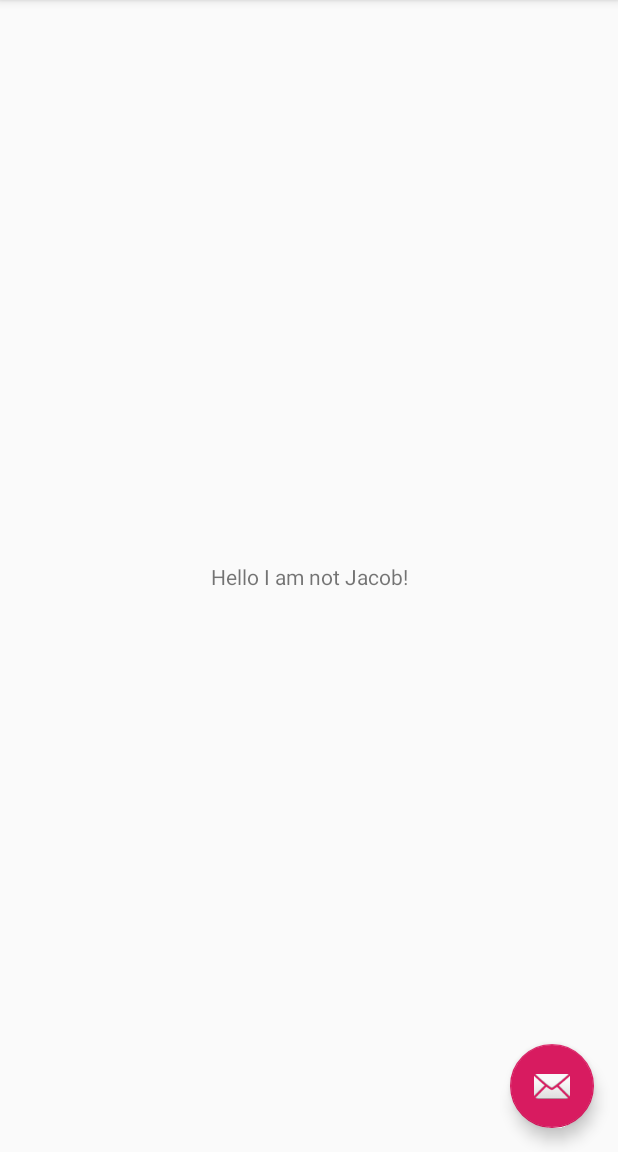
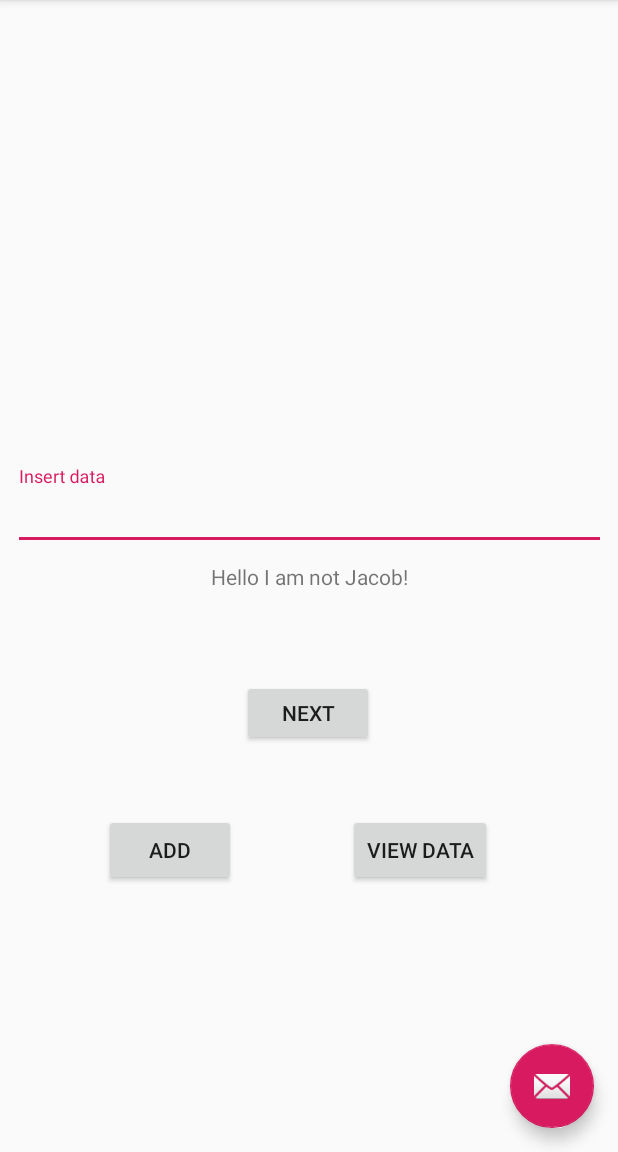
Before and after one commit to samken600/lecturesignin2, an Android app: the screen it shows after launch (MainActivity), on a phone screen of 412 x 824 dp, the part 84-1236 px from its top. Run offline under Robolectric (Android 15) with nearby library versions, the phone set to English and light mode, and no system bars.

```diff
--- a/app/build.gradle
+++ b/app/build.gradle
@@ -26,4 +26,5 @@ dependencies {
     testImplementation 'junit:junit:4.12'
     androidTestImplementation 'com.android.support.test:runner:1.0.2'
     androidTestImplementation 'com.android.support.test.espresso:espresso-core:3.0.2'
+
 }
--- a/app/src/main/AndroidManifest.xml
+++ b/app/src/main/AndroidManifest.xml
@@ -10,6 +10,10 @@
         android:supportsRtl="true"
         android:theme="@style/AppTheme">
         <activity
+            android:name=".page2"
+            android:label="@string/title_activity_page2"
+            android:theme="@style/AppTheme.NoActionBar"></activity>
+        <activity
             android:name=".MainActivity"
             android:label="@string/app_name"
             android:theme="@style/AppTheme.NoActionBar">
@@ -19,6 +23,7 @@
                 <category android:name="android.intent.category.LAUNCHER" />
             </intent-filter>
         </activity>
+        <activity android:name=".ListDataActivity"></activity>
     </application>
 
 </manifest>
--- /dev/null
+++ b/app/src/main/java/com/example/lecture_sign_in_2/DatabaseHelper.java
@@ -0,0 +1,55 @@
+package com.example.lecture_sign_in_2;
+
+import android.content.ContentValues;
+import android.content.Context;
+import android.database.Cursor;
+import android.database.sqlite.SQLiteDatabase;
+import android.database.sqlite.SQLiteOpenHelper;
+import android.util.Log;
+
+public class DatabaseHelper extends SQLiteOpenHelper {
+
+    private static final String TAG = "DatabaseHelper";
+    private static final String TABLE_NAME = "people_table";
+    private static final String COL0 = "ID";
+    private static final String COL1 = "name";
+
+    public DatabaseHelper(Context context){
+        super(context, TABLE_NAME, null, 1);
+    }
+    @Override
+    public void onCreate(SQLiteDatabase db) {
+        String createTable = "CREATE TABLE " + TABLE_NAME + " (ID INTEGER PRIMARY KEY AUTOINCREMENT, " + COL1 + " TEXT)";
+        db.execSQL(createTable);
+    }
+
+    @Override
+    public void onUpgrade(SQLiteDatabase db, int i, int i1) {
+        db.execSQL("DROP TABLE IF EXISTS " + TABLE_NAME);
+        onCreate(db);
+    }
+
+    public boolean addData(String item){
+        SQLiteDatabase db = this.getWritableDatabase();
+        ContentValues contentValues = new ContentValues();
+        contentValues.put(COL1, item);
+
+        Log.d(TAG, "addData: Adding " + item + " to " + TABLE_NAME);
+
+        long result = db.insert(TABLE_NAME, null, contentValues);
+        if(result == -1) {
+            return false;
+        } else {
+            return true;
+        }
+    }
+
+    public Cursor getData(){
+        SQLiteDatabase db = this.getWritableDatabase();
+        String query = "SELECT * FROM " + TABLE_NAME;
+        Cursor data = db.rawQuery(query, null);
+        return data;
+    }
+
+
+}
--- a/app/src/main/java/com/example/lecture_sign_in_2/MainActivity.java
+++ b/app/src/main/java/com/example/lecture_sign_in_2/MainActivity.java
@@ -1,32 +1,99 @@
 package com.example.lecture_sign_in_2;
 
+import android.content.Intent;
 import android.os.Bundle;
 import android.support.design.widget.FloatingActionButton;
 import android.support.design.widget.Snackbar;
 import android.support.v7.app.AppCompatActivity;
 import android.support.v7.widget.Toolbar;
-import android.view.View;
 import android.view.Menu;
 import android.view.MenuItem;
+import android.view.View;
+import android.view.View.OnClickListener;
+import android.widget.Button;
+import android.widget.EditText;
+import android.widget.Toast;
 
 public class MainActivity extends AppCompatActivity {
 
+
+    DatabaseHelper mDatabaseHelper;
+    private Button btnAdd;
+    private Button btnViewData;
+    private EditText editText;
     @Override
     protected void onCreate(Bundle savedInstanceState) {
         super.onCreate(savedInstanceState);
         setContentView(R.layout.activity_main);
+
+        editText = (EditText) findViewById(R.id.editText);
+        btnAdd = (Button) findViewById(R.id.btnAdd);
+        btnViewData = (Button) findViewById(R.id.btnView);
+        mDatabaseHelper = new DatabaseHelper(this);
         Toolbar toolbar = findViewById(R.id.toolbar);
         setSupportActionBar(toolbar);
 
         FloatingActionButton fab = findViewById(R.id.fab);
-        fab.setOnClickListener(new View.OnClickListener() {
+        fab.setOnClickListener(new OnClickListener() {
             @Override
             public void onClick(View view) {
                 Snackbar.make(view, "Replace with your own action", Snackbar.LENGTH_LONG)
                         .setAction("Action", null).show();
             }
         });
+
+        Button button = (Button) findViewById(R.id.button);
+
+        btnAdd.setOnClickListener(new OnClickListener(){
+            @Override
+            public void onClick(View v){
+                String newEntry = editText.getText().toString();
+                if (editText.length() !=0){
+                    AddData(newEntry);
+                    editText.setText("");
+                } else {
+                    toastMessage("You must put something in the text field!");
+                }
+            }
+        });
+
+        btnViewData.setOnClickListener(new OnClickListener() {
+            @Override
+            public void onClick(View v) {
+
+                Intent intent = new Intent(MainActivity.this, ListDataActivity.class);
+                startActivity(intent);
+
+            }
+
+        });
+
+
+        button.setOnClickListener(new OnClickListener() {
+
+            public void onClick(View v) {
+
+                goToSecondActivity();
+
+            }
+
+        });
     }
+
+    public void AddData(String newEntry){
+        boolean insertData = mDatabaseHelper.addData(newEntry);
+
+        if(insertData){
+            toastMessage("Data Successfully Inserted!");
+        } else {
+            toastMessage("Something went wrong");
+        }
+    }
+
+    private void toastMessage(String message){
+        Toast.makeText(this, message, Toast.LENGTH_SHORT).show();
+    }
+
 
     @Override
     public boolean onCreateOptionsMenu(Menu menu) {
@@ -49,4 +116,12 @@ public class MainActivity extends AppCompatActivity {
 
         return super.onOptionsItemSelected(item);
     }
+
+    private void goToSecondActivity() {
+
+        Intent intent = new Intent(this, page2.class);
+
+        startActivity(intent);
+
+    }
 }
--- a/app/src/main/res/layout/content_main.xml
+++ b/app/src/main/res/layout/content_main.xml
@@ -9,12 +9,73 @@
     tools:showIn="@layout/activity_main">
 
     <TextView
+        android:id="@+id/textView2"
         android:layout_width="wrap_content"
         android:layout_height="wrap_content"
-        android:text="Hello I am not Jacob!"
+        android:text="@string/hello_i_am_not_jacob"
         app:layout_constraintBottom_toBottomOf="parent"
         app:layout_constraintLeft_toLeftOf="parent"
         app:layout_constraintRight_toRightOf="parent"
         app:layout_constraintTop_toTopOf="parent" />
 
+    <Button
+        android:id="@+id/button"
+        android:layout_width="wrap_content"
+        android:layout_height="44dp"
+        android:layout_marginStart="8dp"
+        android:layout_marginTop="8dp"
+        android:layout_marginEnd="8dp"
+        android:layout_marginBottom="8dp"
+        android:text="@string/button"
+        app:layout_constraintBottom_toBottomOf="parent"
+        app:layout_constraintEnd_toEndOf="parent"
+        app:layout_constraintHorizontal_bias="0.498"
+        app:layout_constraintStart_toStartOf="parent"
+        app:layout_constraintTop_toTopOf="@+id/textView2"
+        app:layout_constraintVertical_bias="0.212" />
+
+    <android.support.design.widget.TextInputLayout
+        android:layout_width="395dp"
+        android:layout_height="wrap_content"
+        android:layout_marginStart="8dp"
+        android:layout_marginEnd="8dp"
+        android:layout_marginBottom="8dp"
+        app:layout_constraintBottom_toTopOf="@+id/textView2"
+        app:layout_constraintEnd_toEndOf="parent"
+        app:layout_constraintStart_toStartOf="parent">
+
+        <android.support.design.widget.TextInputEditText
+            android:id="@+id/editText"
+            android:layout_width="match_parent"
+            android:layout_height="wrap_content"
+            android:hint="@string/insert_data" />
+    </android.support.design.widget.TextInputLayout>
+
+    <Button
+        android:id="@+id/btnAdd"
+        android:layout_width="wrap_content"
+        android:layout_height="wrap_content"
+        android:layout_marginStart="8dp"
+        android:layout_marginTop="8dp"
+        android:layout_marginEnd="8dp"
+        android:layout_marginBottom="140dp"
+        android:text="@string/add"
+        app:layout_constraintBottom_toBottomOf="parent"
+        app:layout_constraintEnd_toStartOf="@+id/btnView"
+        app:layout_constraintHorizontal_bias="0.481"
+        app:layout_constraintStart_toStartOf="parent"
+        app:layout_constraintTop_toBottomOf="@+id/button" />
+
+    <Button
+        android:id="@+id/btnView"
+        android:layout_width="wrap_content"
+        android:layout_height="wrap_content"
+        android:layout_marginTop="8dp"
+        android:layout_marginEnd="84dp"
+        android:layout_marginBottom="140dp"
+        android:text="@string/view_data"
+        app:layout_constraintBottom_toBottomOf="parent"
+        app:layout_constraintEnd_toEndOf="parent"
+        app:layout_constraintTop_toBottomOf="@+id/button" />
+
 </android.support.constraint.ConstraintLayout>
--- a/app/src/main/res/values/strings.xml
+++ b/app/src/main/res/values/strings.xml
@@ -1,4 +1,10 @@
 <resources>
     <string name="app_name">lecture-sign-in-2</string>
     <string name="action_settings">Settings</string>
+    <string name="title_activity_page2">page2</string>
+    <string name="hello_i_am_not_jacob">Hello I am not Jacob!</string>
+    <string name="button">Next</string>
+    <string name="insert_data">Insert data</string>
+    <string name="add">Add</string>
+    <string name="view_data">View data</string>
 </resources>
```
Also changed, not shown: app/src/main/java/com/example/lecture_sign_in_2/ListDataActivity.java (added, +47 -0 lines), app/src/main/java/com/example/lecture_sign_in_2/page2.java (added, +29 -0 lines), app/src/main/res/layout/activity_page2.xml (added, +33 -0 lines), app/src/main/res/layout/content_page2.xml (added, +30 -0 lines), app/src/main/res/layout/list_layout.xml (added, +11 -0 lines).
